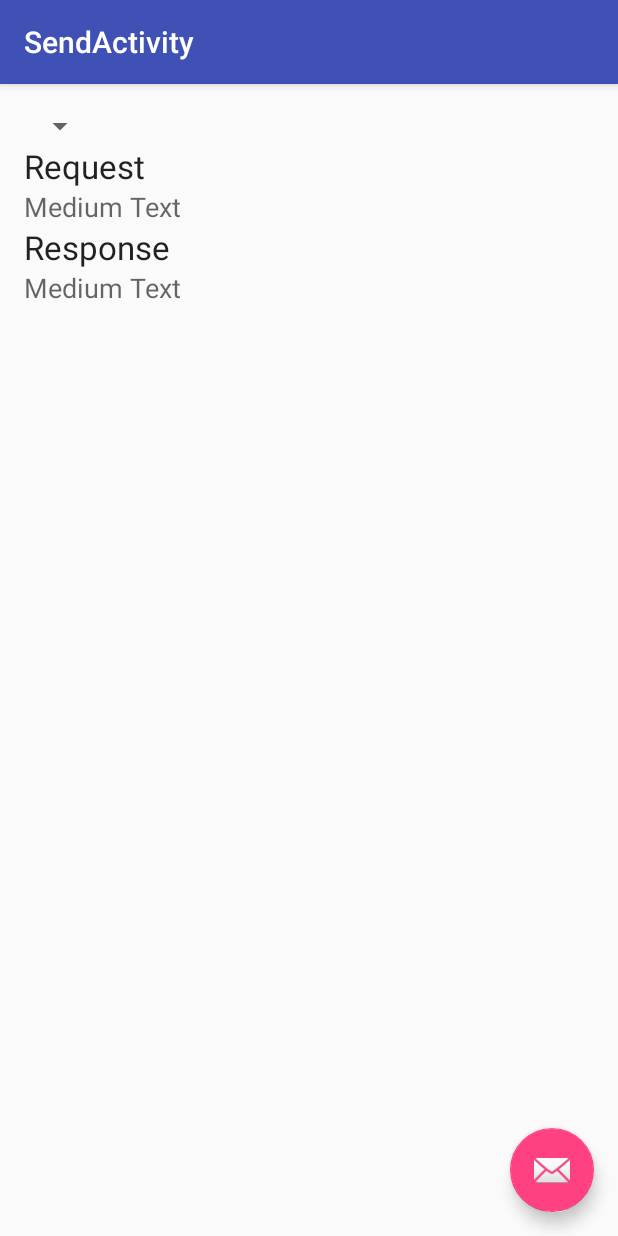
After one commit to krajcovic/aterm, an Android app: the SendActivity screen opened directly, with no data from a screen before it, on a phone screen of 412 x 824 dp. The commit adds this screen. Run offline under Robolectric (Android 15) with nearby library versions, the phone set to English and light mode, and no system bars.

Commit message:
Preparing for mnsp send.

```diff
--- a/Terminal/src/main/AndroidManifest.xml
+++ b/Terminal/src/main/AndroidManifest.xml
@@ -67,6 +67,10 @@
         <activity
             android:name=".ServersManagerActivity"
             android:label="@string/title_activity_servers_manager"
+            android:theme="@style/AppTheme.NoActionBar" />
+        <activity
+            android:name=".SendActivity"
+            android:label="@string/title_activity_send"
             android:theme="@style/AppTheme.NoActionBar"></activity>
     </application>
 
--- /dev/null
+++ b/Terminal/src/main/java/cz/monetplus/aterm/SendActivity.java
@@ -0,0 +1,35 @@
+package cz.monetplus.aterm;
+
+import android.os.Bundle;
+import android.preference.PreferenceManager;
+import android.support.design.widget.FloatingActionButton;
+import android.support.design.widget.Snackbar;
+import android.support.v7.app.AppCompatActivity;
+import android.support.v7.widget.Toolbar;
+import android.view.View;
+
+public class SendActivity extends AppCompatActivity {
+
+    private PreferenceManager mPreferenceManager;
+
+
+    @Override
+    protected void onCreate(Bundle savedInstanceState) {
+        super.onCreate(savedInstanceState);
+        setContentView(R.layout.activity_send);
+        Toolbar toolbar = (Toolbar) findViewById(R.id.toolbar);
+        setSupportActionBar(toolbar);
+
+        FloatingActionButton fab = (FloatingActionButton) findViewById(R.id.fab);
+        fab.setOnClickListener(new View.OnClickListener() {
+            @Override
+            public void onClick(View view) {
+                Snackbar.make(view, "Replace with your own action", Snackbar.LENGTH_LONG)
+                        .setAction("Action", null).show();
+            }
+        });
+    }
+
+
+
+}
--- /dev/null
+++ b/Terminal/src/main/res/layout/activity_send.xml
@@ -0,0 +1,34 @@
+<?xml version="1.0" encoding="utf-8"?>
+<android.support.design.widget.CoordinatorLayout xmlns:android="http://schemas.android.com/apk/res/android"
+    xmlns:app="http://schemas.android.com/apk/res-auto"
+    xmlns:tools="http://schemas.android.com/tools"
+    android:layout_width="match_parent"
+    android:layout_height="match_parent"
+    android:fitsSystemWindows="true"
+    tools:context="cz.monetplus.aterm.SendActivity">
+
+    <android.support.design.widget.AppBarLayout
+        android:layout_width="match_parent"
+        android:layout_height="wrap_content"
+        android:theme="@style/AppTheme.AppBarOverlay">
+
+        <android.support.v7.widget.Toolbar
+            android:id="@+id/toolbar"
+            android:layout_width="match_parent"
+            android:layout_height="?attr/actionBarSize"
+            android:background="?attr/colorPrimary"
+            app:popupTheme="@style/AppTheme.PopupOverlay" />
+
+    </android.support.design.widget.AppBarLayout>
+
+    <include layout="@layout/content_send" />
+
+    <android.support.design.widget.FloatingActionButton
+        android:id="@+id/fab"
+        android:layout_width="wrap_content"
+        android:layout_height="wrap_content"
+        android:layout_gravity="bottom|end"
+        android:layout_margin="@dimen/fab_margin"
+        android:src="@android:drawable/ic_dialog_email" />
+
+</android.support.design.widget.CoordinatorLayout>
--- /dev/null
+++ b/Terminal/src/main/res/layout/content_send.xml
@@ -0,0 +1,65 @@
+<?xml version="1.0" encoding="utf-8"?>
+<RelativeLayout xmlns:android="http://schemas.android.com/apk/res/android"
+    xmlns:app="http://schemas.android.com/apk/res-auto"
+    xmlns:tools="http://schemas.android.com/tools"
+    android:layout_width="match_parent"
+    android:layout_height="match_parent"
+    android:paddingBottom="@dimen/activity_vertical_margin"
+    android:paddingLeft="@dimen/activity_horizontal_margin"
+    android:paddingRight="@dimen/activity_horizontal_margin"
+    android:paddingTop="@dimen/activity_vertical_margin"
+    app:layout_behavior="@string/appbar_scrolling_view_behavior"
+    tools:context="cz.monetplus.aterm.SendActivity"
+    tools:showIn="@layout/activity_send">
+
+    <Spinner
+        android:layout_width="wrap_content"
+        android:layout_height="wrap_content"
+        android:id="@+id/sServers"
+        android:layout_alignParentTop="true"
+        android:layout_alignParentLeft="true"
+        android:layout_alignParentStart="true" />
+
+    <TextView
+        android:layout_width="match_parent"
+        android:layout_height="wrap_content"
+        android:textAppearance="?android:attr/textAppearanceLarge"
+        android:text="Request"
+        android:id="@+id/tvRequestTitle"
+        android:layout_below="@+id/sServers"
+        android:layout_alignParentRight="true"
+        android:layout_alignParentEnd="true" />
+
+    <TextView
+        android:layout_width="match_parent"
+        android:layout_height="wrap_content"
+        android:textAppearance="?android:attr/textAppearanceMedium"
+        android:text="Medium Text"
+        android:id="@+id/tvRequest"
+        android:layout_below="@+id/tvRequestTitle"
+        android:layout_alignParentLeft="true"
+        android:layout_alignParentStart="true" />
+
+    <TextView
+        android:layout_width="match_parent"
+        android:layout_height="wrap_content"
+        android:textAppearance="?android:attr/textAppearanceLarge"
+        android:text="Response"
+        android:id="@+id/tvResponseTitle"
+        android:layout_below="@+id/tvRequest"
+        android:layout_alignParentLeft="true"
+        android:layout_alignParentStart="true" />
+
+    <TextView
+        android:layout_width="match_parent"
+        android:layout_height="wrap_content"
+        android:textAppearance="?android:attr/textAppearanceMedium"
+        android:text="Medium Text"
+        android:id="@+id/tvResponse"
+        android:layout_alignParentStart="true"
+        android:layout_below="@+id/tvResponseTitle"
+        android:layout_alignParentLeft="true"
+        android:singleLine="false" />
+
+
+</RelativeLayout>
--- a/Terminal/src/main/res/values/strings.xml
+++ b/Terminal/src/main/res/values/strings.xml
@@ -200,4 +200,6 @@
     <string name="menu_send">Send</string>
     <string name="pref_header_servers">Servers</string>
     <string name="title_activity_servers_manager">ServersManagerActivity</string>
+    <string name="title_activity_send">SendActivity</string>
+    <string name="pref_default_mnsp_encrypt_types">P</string>
 </resources>
--- a/Terminal/src/main/res/xml/pref_mnsp.xml
+++ b/Terminal/src/main/res/xml/pref_mnsp.xml
@@ -5,6 +5,8 @@
         android:defaultValue="@string/pref_default_mnsp_terminal_name"
         android:inputType="textCapWords"
         android:key="mnsp_terminal_name"
+        android:minLength="10"
+        android:maxLength="10"
         android:maxLines="1"
         android:selectAllOnFocus="true"
         android:singleLine="true"
@@ -16,12 +18,13 @@
         android:inputType="textCapWords"
         android:key="mnsp_sequence_number"
         android:maxLines="1"
+        android:maxLength="8"
         android:selectAllOnFocus="true"
         android:singleLine="true"
         android:title="@string/pref_title_mnsp_sequence_number" />
 
     <ListPreference
-        android:defaultValue="P"
+        android:defaultValue="@string/pref_default_mnsp_encrypt_types"
         android:entries="@array/pref_example_mnsp_encrypt_type_titles"
         android:entryValues="@array/pref_example_mnsp_encrypt_types"
         android:key="mnsp_encrypt_type"
```
Also changed, not shown: Terminal/src/main/java/cz/monetplus/aterm/ManageMessagesActivity.java (+9 -4 lines), Terminal/src/main/java/cz/monetplus/aterm/protocol/Mnsp.java (added, +68 -0 lines), Terminal/src/main/java/cz/monetplus/aterm/protocol/MnspFactory.java (added, +37 -0 lines), Terminal/src/main/java/cz/monetplus/aterm/protocol/Spdh.java (added, +7 -0 lines).
